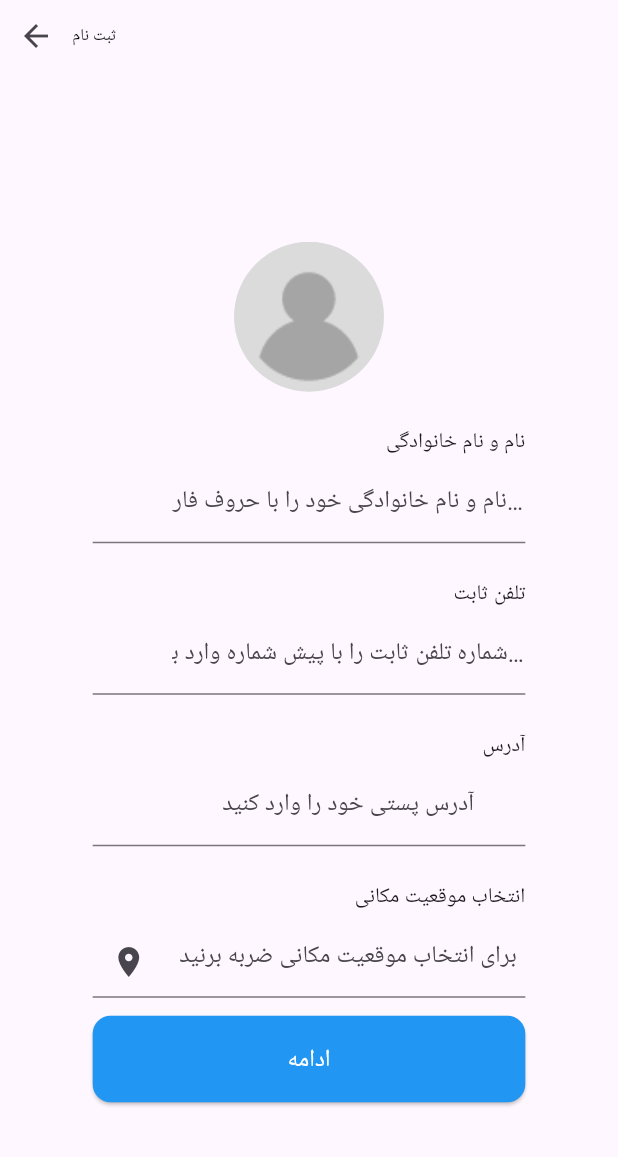
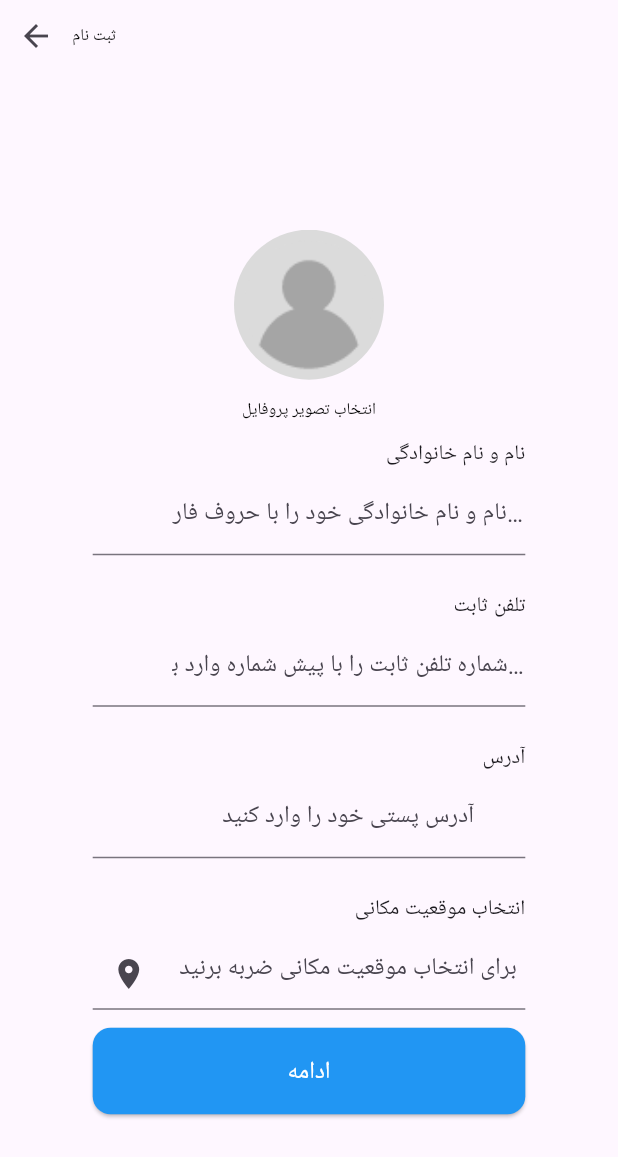
Before and after one commit to hdsneshati/WatchStore, a Flutter app: the RegisterScreen screen opened directly, on a phone screen of 412 x 824 dp. Shown: the top 1157 px of the screen. Run offline on Flutter 3.47's test engine with Material 3 defaults, Android fonts, the phone set to English and light mode, and no system bars; our stand-ins replace flutter_svg, go_router; Roboto replaces fonts that are missing (dana); statements that could not run were skipped.

Commit message:
add text style

```diff
--- a/watch_store/lib/core/widgets/primary_avatar.dart
+++ b/watch_store/lib/core/widgets/primary_avatar.dart
@@ -1,7 +1,8 @@
 import 'package:flutter/material.dart';
 import 'package:watch_store/component/extention.dart';
+import 'package:watch_store/component/text_style.dart';
 import 'package:watch_store/res/dimens.dart';
-import 'package:watch_store/screens/send_otp_screen.dart';
+import 'package:watch_store/res/strings.dart';
 
 class PrimaryAvatar extends StatelessWidget {
   const PrimaryAvatar({super.key});
@@ -17,10 +18,11 @@ class PrimaryAvatar extends StatelessWidget {
             width: 100,
             height: 100,
             fit: BoxFit.cover,
+
           ) ,
         ),
         AppDimens.medium.verticalSpace,
-
+       const  Text(AppStrings.chooseProfileImage,style:  AppTextStyles.avatarText,)
        ],
       );
 
--- a/watch_store/lib/core/widgets/primary_button.dart
+++ b/watch_store/lib/core/widgets/primary_button.dart
@@ -4,7 +4,7 @@ import 'package:watch_store/component/button_style.dart';
 class PrimaryButton extends StatelessWidget {
  final String label;
  final VoidCallback onPressed;
-   PrimaryButton({
+  const PrimaryButton({
     required this.label,
     required this.onPressed,
     super.key});
@@ -21,7 +21,7 @@ class PrimaryButton extends StatelessWidget {
         style: AppButtonStyle.primaryButtonStyle,
         child:  Text(
           label,
-          style: TextStyle(color: Colors.white, fontSize: 16),
+          style:const TextStyle(color: Colors.white, fontSize: 16),
         ),
       ),
     ) ;
```
